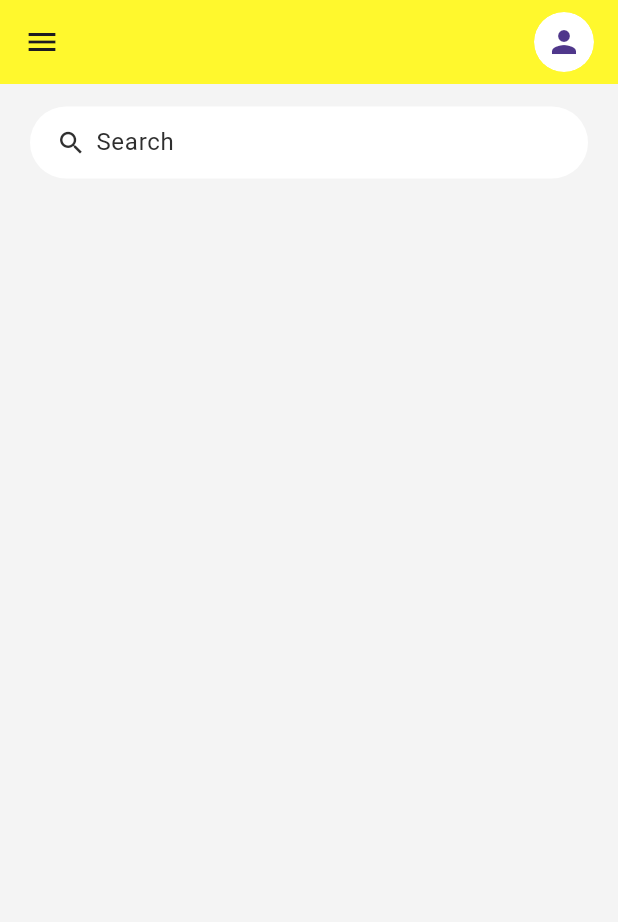
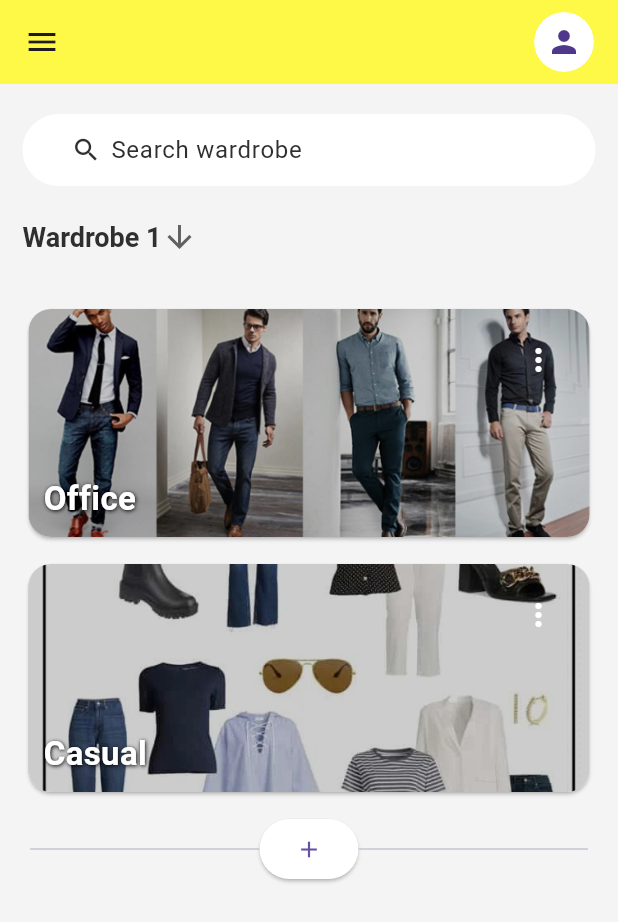
Before and after one commit to Siuumanth/Bit-n-Build-20204, a Flutter app: the screen it shows after launch, on a phone screen of 412 x 824 dp. Shown: the top 922 px of the screen. Run offline on Flutter 3.47's test engine with Material 3 defaults, Android fonts, the phone set to English and light mode, and no system bars; our stand-ins replace image_picker, sqflite; accounts and stored records are empty.

Commit message:
Commit 2 , adding pages and model
adding code for model , database creation , more screens and widgets

```diff
--- a/lib/constants/colors.dart
+++ b/lib/constants/colors.dart
@@ -1,6 +1,6 @@
 import 'package:flutter/material.dart';
 
-Color tdyellow = Color.fromARGB(255, 255, 248, 45);
+Color tdyellow = const Color.fromARGB(255, 254, 248, 70);
 
 Color tdblack = const Color.fromARGB(255, 47, 47, 47);
-Color tdbg = Color.fromARGB(255, 244, 244, 244);
+Color tdbg = const Color.fromARGB(255, 244, 244, 244);
--- a/lib/main.dart
+++ b/lib/main.dart
@@ -2,7 +2,7 @@ import 'package:flutter/material.dart';
 import '../screens/home.dart';
 
 void main() {
-  runApp(StyleSort());
+  runApp(const StyleSort());
 }
 
 class StyleSort extends StatefulWidget {
@@ -15,7 +15,7 @@ class StyleSort extends StatefulWidget {
 class _StyeSortState extends State<StyleSort> {
   @override
   Widget build(BuildContext context) {
-    return MaterialApp(
+    return const MaterialApp(
       home: Home(),
       debugShowCheckedModeBanner: false,
     );
--- a/lib/model/model.dart
+++ b/lib/model/model.dart
@@ -0,0 +1,56 @@
+class Item {
+  final String id;
+  String? type;
+  String? wardrobe;
+  String? title;
+  String? desc;
+  String? photoPath; // File path as String
+
+  Item({
+    required this.id,
+    required this.type,
+    required this.wardrobe,
+    required this.title,
+    required this.desc,
+    required this.photoPath,
+  });
+
+  //static List<Item> todolist() {
+  //   return [];
+  // }
+}
+
+class Section {
+  final String id;
+  String name;
+  String? photo;
+
+  Section({
+    required this.id,
+    required this.name,
+    required this.photo,
+  });
+
+  static List<Section> sectionlist() {
+    return [
+      Section(
+          id: 'w1_sec1',
+          name: 'Office',
+          photo: 'assets/images/office_section.jpeg'),
+      Section(
+          id: 'w1_sec2',
+          name: 'Casual',
+          photo: 'assets/images/casual_section.jpeg'),
+    ];
+  }
+}
+
+class Wardrobe {
+  final String id;
+  String wardrobeName;
+
+  Wardrobe({
+    required this.id,
+    required this.wardrobeName,
+  });
+}
--- a/lib/screens/home.dart
+++ b/lib/screens/home.dart
@@ -1,6 +1,9 @@
 import 'package:flutter/material.dart';
+import 'package:style_sorter/widgets/section.dart';
 
 import '../constants/colors.dart';
+import '../model/model.dart';
+import '../widgets/sec_dialog.dart';
 
 class Home extends StatefulWidget {
   const Home({super.key});
@@ -8,6 +11,8 @@ class Home extends StatefulWidget {
   @override
   State<Home> createState() => _HomeState();
 }
+
+final SectionList = Section.sectionlist();
 
 class _HomeState extends State<Home> {
   String _selectedSection = 'Wardrobe';
@@ -23,23 +28,21 @@ class _HomeState extends State<Home> {
   Widget build(BuildContext context) {
     return Scaffold(
       appBar: buildAppBar(),
-      body:
-          _getSelectedSectionWidget(), // Display the selected section's content
-      drawer: buildDrawer(), // Add the drawer for navigation
+      body: _getSelectedSectionWidget(),
+      drawer: buildDrawer(),
     );
   }
 
-  // Method to build the app bar
   AppBar buildAppBar() {
     return AppBar(
       title: Row(
         children: [
-          Spacer(), // This will push the avatar to the right
+          const Spacer(),
           Container(
             height: 40,
             width: 40,
             decoration: BoxDecoration(borderRadius: BorderRadius.circular(20)),
-            child: ClipOval(
+            child: const ClipOval(
               child: CircleAvatar(
                 backgroundColor: Colors.white,
                 child: Icon(Icons.person),
@@ -52,32 +55,31 @@ class _HomeState extends State<Home> {
     );
   }
 
-  // Method to build the drawer
   Widget buildDrawer() {
     return Drawer(
       child: ListView(
         padding: EdgeInsets.zero,
         children: <Widget>[
-          DrawerHeader(
-            child: Text('Menu',
-                style: TextStyle(fontSize: 24, color: Colors.white)),
+          const DrawerHeader(
             decoration: BoxDecoration(
               color: Colors.blue,
             ),
+            child: Text('Menu',
+                style: TextStyle(fontSize: 24, color: Colors.white)),
           ),
           ListTile(
-            leading: Icon(Icons.person),
-            title: Text('Wardrobe'),
+            leading: const Icon(Icons.person),
+            title: const Text('Wardrobe'),
             onTap: () => _navigateTo('Wardrobe'), // Navigate to Wardrobe
           ),
           ListTile(
-            leading: Icon(Icons.calendar_today),
-            title: Text('Calendar'),
+            leading: const Icon(Icons.calendar_today),
+            title: const Text('Calendar'),
             onTap: () => _navigateTo('Calendar'), // Navigate to Calendar
           ),
           ListTile(
-            leading: Icon(Icons.settings),
-            title: Text('Settings'),
+            leading: const Icon(Icons.settings),
+            title: const Text('Settings'),
             onTap: () => _navigateTo('Settings'), // Navigate to Settings
           ),
         ],
@@ -101,35 +103,39 @@ class _HomeState extends State<Home> {
 
   // Wardrobe section widget
   Widget WardrobeSection() {
-    return Container(
-      padding: const EdgeInsets.symmetric(horizontal: 20, vertical: 15),
-      color: tdbg,
-      child: Column(
-        children: [
-          searchbox(),
-        ],
-      ),
+    return Stack(
+      children: [
+        Container(
+            color: tdbg,
+            child: Column(
+              children: [
+                const SizedBox(height: 20),
+                searchbox(),
+                const SizedBox(height: 10),
+                dropdownMenu(),
+                const SizedBox(height: 20),
+                Expanded(
+                    child: ListView(
+                  children: [
+                    for (Section item in SectionList)
+                      Sectionitem(
+                        section: item,
+                        on_section_edited: change_section,
+                        on_section_deleted: delete_section,
+                      ),
+                    dividierline(),
+                  ],
+                ))
+              ],
+            ))
+      ],
     );
   }
 
-  // Calendar section widget
-  Widget CalendarSection() {
-    return Center(
-      child: Text('Welcome to the Calendar Section'),
-    );
-  }
-
-  // Settings section widget
-  Widget SettingsSection() {
-    return Center(
-      child: Text('Welcome to the Settings Section'),
-    );
-  }
-
-  // Search box widget
   Widget searchbox() {
     return Container(
-      padding: const EdgeInsets.only(left: 15, right: 15),
+      margin: const EdgeInsets.only(left: 15, right: 15),
+      padding: const EdgeInsets.only(left: 30, right: 30),
       decoration: BoxDecoration(
           borderRadius: BorderRadius.circular(30), color: Colors.white),
       child: TextField(
@@ -140,8 +146,105 @@ class _HomeState extends State<Home> {
               border: InputBorder.none,
               prefixIconConstraints:
                   const BoxConstraints(minWidth: 25, maxHeight: 20),
-              hintText: 'Search',
+              hintText: 'Search wardrobe',
               hintStyle: TextStyle(color: tdblack))),
     );
   }
+
+  Widget dividierline() {
+    return Row(
+      children: [
+        const Expanded(
+            child: Divider(
+          indent: 20,
+        )),
+        ElevatedButton(
+          style: ElevatedButton.styleFrom(backgroundColor: Colors.white),
+          onPressed: () {
+            _showSecDialog(context);
+          },
+          child: const Icon(Icons.add),
+        ),
+        const Expanded(
+            child: Divider(
+          endIndent: 20,
+        )),
+      ],
+    );
+  }
+
+  void change_section() {}
+  void delete_section() {}
+
+  Widget dropdownMenu() {
+    final List<String> items = ['Wardrobe 1', 'Wardrobe 2', 'Wardrobe 3'];
+
+    String selectedItem = 'Wardrobe 1';
+
+    return StatefulBuilder(
+      builder: (BuildContext context, StateSetter setState) {
+        return Align(
+          alignment: Alignment.centerLeft,
+          child: Container(
+            padding: const EdgeInsets.only(left: 15),
+            child: DropdownButton<String>(
+              value: selectedItem,
+              icon: const Icon(Icons.arrow_downward),
+              iconSize: 24,
+              elevation: 16,
+              style: TextStyle(
+                color: tdblack,
+                fontWeight: FontWeight.w600,
+                fontSize: 18,
+              ),
+              underline: const SizedBox(), // Remove underline
+              onChanged: (String? newValue) {
+                setState(() {
+                  selectedItem = newValue!; // Update the selected value
+                });
+              },
+              items: items.map<DropdownMenuItem<String>>((String value) {
+                return DropdownMenuItem<String>(
+                  value: value,
+                  child: Text(value),
+                );
+              }).toList(),
+            ),
+          ),
+        );
+      },
+    );
+  }
+
+  void _showSecDialog(BuildContext context) {
+    showDialog(
+      context: context,
+      builder: (BuildContext context) {
+        return SecDialog();
+      },
+    ).then((result) {
+      //the 'result' contains the returned values
+      if (result != null) {
+        String name = result['name'];
+        String imagePath = result['imagePath'];
+
+        print('Name: $name');
+        print('Image Path: $imagePath');
+      }
+      ;
+    });
+  }
+
+  Widget CalendarSection() {
+    return const Center(
+      child: Text('Welcome to the Calendar Section'),
+    );
+  }
+
+  // Settings section widget
+  Widget SettingsSection() {
+    return const Center(
+      child: Text('Welcome to the Settings Section'),
+    );
+  }
 }
--- a/lib/widgets/section.dart
+++ b/lib/widgets/section.dart
@@ -1,3 +1,86 @@
 import 'package:flutter/material.dart';
+import '../model/model.dart';
 
-import '../constants/colors.dart';
+class Sectionitem extends StatefulWidget {
+  final Section section;
+  final on_section_edited;
+  final on_section_deleted;
+
+  const Sectionitem(
+      {required this.section,
+      required this.on_section_edited,
+      required this.on_section_deleted,
+      super.key});
+
+  @override
+  State<Sectionitem> createState() => _SectionitemState();
+}
+
+class _SectionitemState extends State<Sectionitem> {
+  @override
+  Widget build(BuildContext context) {
+    return Container(
+      height: 160,
+      margin: const EdgeInsets.only(bottom: 10, right: 15, left: 15),
+      child: Card(
+        shape: RoundedRectangleBorder(
+          borderRadius: BorderRadius.circular(15), // Card shape
+        ),
+        child: Stack(
+          children: [
+            ClipRRect(
+                borderRadius: BorderRadius.circular(15),
+                child: ColorFiltered(
+                  colorFilter: ColorFilter.mode(
+                      Colors.black.withOpacity(
+                          0.2), // Apply black color to darken the image
+                      BlendMode.darken),
+                  child: Image.asset(
+                    widget.section.photo!,
+                    fit: BoxFit.cover,
+                    width: double.infinity,
+                  ),
+                )),
+            Positioned(
+              top: 10,
+              right: 10,
+              child: PopupMenuButton<String>(
+                onSelected: (String result) {},
+                itemBuilder: (BuildContext context) => <PopupMenuEntry<String>>[
+                  const PopupMenuItem<String>(
+                    value: 'Edit',
+                    child: Text('Edit'),
+                  ),
+                  const PopupMenuItem<String>(
+                    value: 'Delete',
+                    child: Text('Delete'),
+                  ),
+                ],
+                icon: const Icon(Icons.more_vert, color: Colors.white),
+              ),
+            ),
+            Positioned(
+              bottom: 10,
+              left: 10,
+              child: Text(
+                widget.section.name, // Display the section name
+                style: const TextStyle(
+                  color: Colors.white, // White text color
+                  fontSize: 22, // Font size
+                  fontWeight: FontWeight.bold, // Bold text
+                  shadows: [
+                    Shadow(
+                      offset: Offset(0.5, 0.5), // Shadow for readability
+                      blurRadius: 3,
+                      color: Colors.black,
+                    ),
+                  ],
+                ),
+              ),
+            ),
+          ],
+        ),
+      ),
+    );
+  }
+}
```
Also changed, not shown: lib/model/database.dart (added, +79 -0 lines), lib/widgets/sec_dialog.dart (added, +133 -0 lines), pubspec.yaml (+9 -2 lines), assets/images/casual_section.jpeg (added), assets/images/office_section.jpeg (added), lib/screens/sections.dart (added), pubspec.lock, 1 other file.
